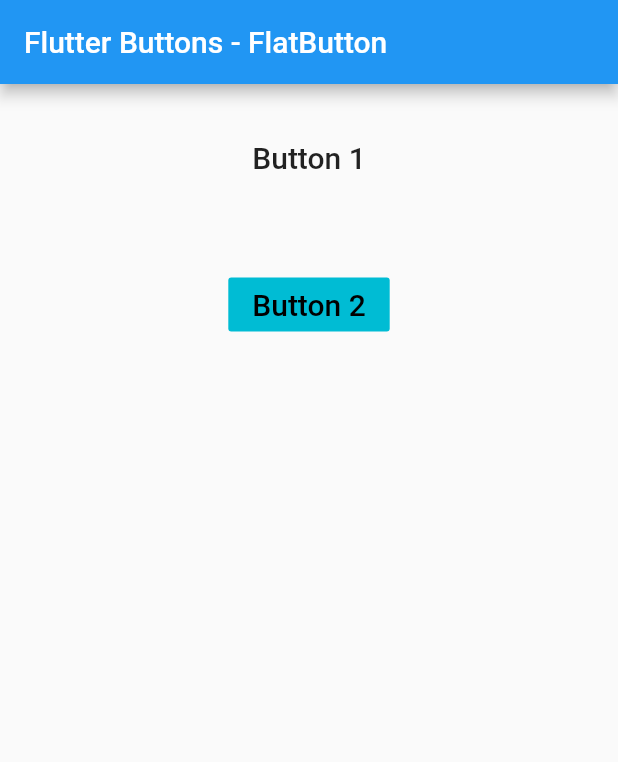
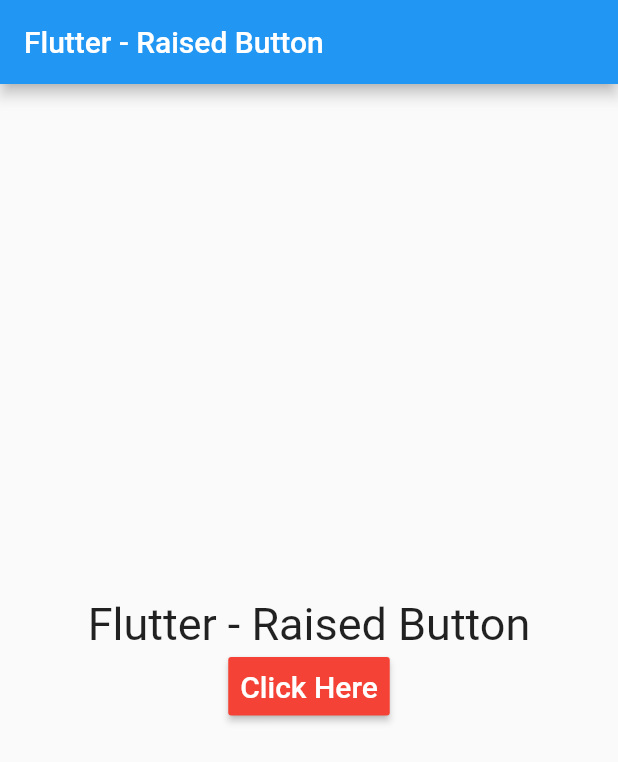
Before and after one commit to ashishvartak/expt2, a Flutter app: the screen it shows after launch, on a phone screen of 412 x 824 dp. Shown: the top 762 px of the screen. Run offline on Flutter 3.47's test engine with Material 2 defaults, Android fonts, the phone set to English and light mode, and no system bars.

Commit message:
RaisedButton

```diff
--- a/expt2/lib/main.dart
+++ b/expt2/lib/main.dart
@@ -1,6 +1,6 @@
 import 'package:flutter/material.dart';
 
-//This example explains FlatButten Widget
+//This example explains Raised Button Widget
 void main() {
   runApp(MyApp());
 }
@@ -11,38 +11,49 @@
 }
 
 class _MyAppState extends State<MyApp> {
+  String msg = 'Flutter - Raised Button';
   @override
   Widget build(BuildContext context) {
     return MaterialApp(
       home: Scaffold(
         appBar: AppBar(
-            title: Text('Flutter Buttons - FlatButton'),
+          title: Text('Flutter - Raised Button'),
         ),
-          body: Center(
-              child: Column(children: <Widget>[
-            Container(
-              margin: EdgeInsets.all(25),
-              child: FlatButton(
+        body: Container(
+          child: Center(
+            child: Column(
+              mainAxisAlignment: MainAxisAlignment.center,
+              children: [
+                Text(
+                  msg,
+                  style: TextStyle(fontSize: 30, fontStyle: FontStyle.normal),
+                ),
+                RaisedButton(
                   child: Text(
-                  'Button 1',
-                  style: TextStyle(fontSize: 20.0),
+                    "Click Here",
+                    style: TextStyle(fontSize: 20),
                   ),
-                onPressed: () {},
+                  onPressed: _changeText,
+                  color: Colors.red,
+                  textColor: Colors.white,
+                  padding: EdgeInsets.all(8.0),
+                  splashColor: Colors.grey,
+                )
+              ],
             ),
           ),
-            Container(
-              margin: EdgeInsets.all(25),
-              child: FlatButton(
-                child: Text(
-                  'Button 2',
-                  style: TextStyle(fontSize: 20.0),
-                ),
-                color: Colors.cyan,
-                textColor: Colors.black,
-                onPressed: () {},
         ),
       ),
-          ]))),
     );
   }
+
+  _changeText() {
+    setState(() {
+      if (msg == 'Flutter - Raised Button') {
+        msg = 'Changed the Text';
+      } else {
+        msg = 'Flutter - Raised Button';
       }
+    });
+  }
+}
```
Lines whose indentation alone changed are shown as unchanged.
